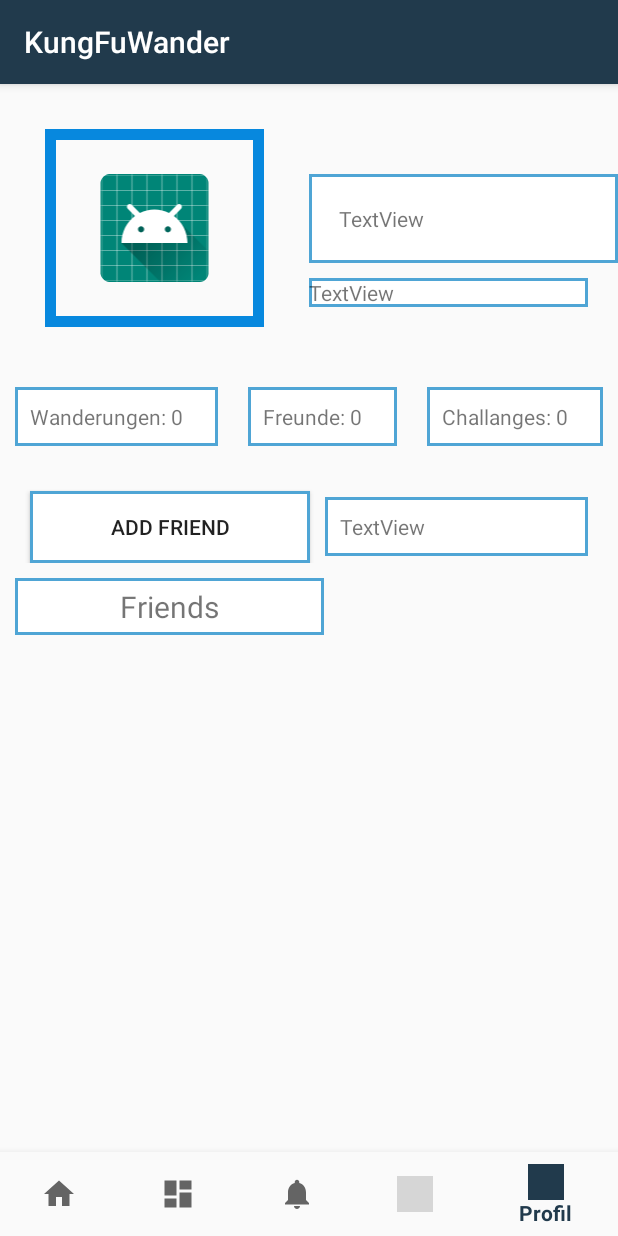
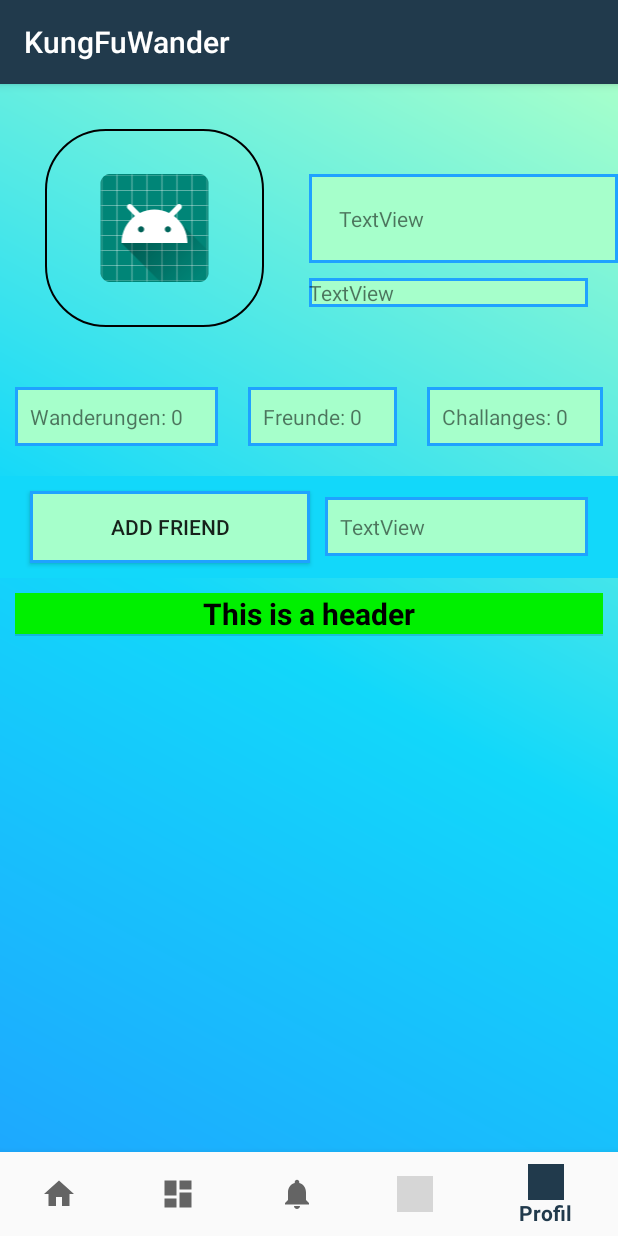
Before and after one commit to schnabeltiere/KungFuWander, an Android app: the screen it shows after launch once a user with an empty profile is signed in (MainActivity), item 5 of the bottom bar chosen, on a phone screen of 412 x 824 dp. Run offline under Robolectric (Android 15) with nearby library versions, the phone set to English and light mode, and no system bars; our stand-ins replace Firebase (no records; nobody signed in at launch, a user with empty details on screens opened directly); grey boxes are pictures that could not be loaded.

Commit message:
added various designs, added adapter

```diff
--- /dev/null
+++ b/app/src/main/java/kungfuwander/main/AdapterListViewFriends.java
@@ -0,0 +1,44 @@
+package kungfuwander.main;
+
+import android.content.Context;
+import android.view.LayoutInflater;
+import android.view.View;
+import android.view.ViewGroup;
+import android.widget.ArrayAdapter;
+import android.widget.TextView;
+
+import java.util.List;
+
+public class AdapterListViewFriends extends ArrayAdapter<String> {
+    private List<String> items;
+    private LayoutInflater inflater;
+    private int layoutId;
+
+    public AdapterListViewFriends(Context context, int resource, List<String> items) {
+        super(context, resource, items);
+        this.items = items;
+        this.inflater = (LayoutInflater)context.getSystemService(Context.LAYOUT_INFLATER_SERVICE);
+        this.layoutId = resource;
+    }
+
+
+    @Override
+    public int getCount() {
+        return 0;
+    }
+
+    @Override
+    public long getItemId(int position) {
+        return 0;
+    }
+
+    @Override
+    public View getView(int position, View view, ViewGroup parent) {
+
+        View v = (view == null) ? inflater.inflate(R.layout.adapter_friends_listview,null) : view;
+        ((TextView)v.findViewById(R.id.textViewFriendName)).setText("TEST");
+        ((TextView)v.findViewById(R.id.textViewFriendEMail)).setText("TEST");
+
+        return v;
+    }
+}
--- a/app/src/main/java/kungfuwander/main/Fragment_Profile.java
+++ b/app/src/main/java/kungfuwander/main/Fragment_Profile.java
@@ -14,6 +14,9 @@ import android.widget.Button;
 import android.widget.ImageView;
 import android.widget.ListView;
 import android.widget.TextView;
+
+import java.util.ArrayList;
+import java.util.List;
 
 public class Fragment_Profile extends Fragment {
 
@@ -47,12 +50,10 @@ public class Fragment_Profile extends Fragment {
             if (getContext().checkSelfPermission(Manifest.permission.CAMERA) != PackageManager.PERMISSION_GRANTED) {
                 requestPermissions(new String[]{Manifest.permission.CAMERA}, MY_CAMERA_PERMISSION_CODE);
             } else {
-                switch (v.getId()) {
-                    case R.id.imageViewProfilePicture:
+
                         Intent cameraIntent = new Intent(android.provider.MediaStore.ACTION_IMAGE_CAPTURE);
                         startActivityForResult(cameraIntent, CAMERA_REQUEST);
-                        break;
-                }
+
             }
         });
 
@@ -65,6 +66,16 @@ public class Fragment_Profile extends Fragment {
 
         buttonAddFriends = v.findViewById(R.id.buttonAddFriend);
         listViewFriends = v.findViewById(R.id.listViewFriends);
+
+        View headerView = getLayoutInflater().inflate(R.layout.listview_friends_header, null);
+        listViewFriends.addHeaderView(headerView);
+
+        List<String> item = new ArrayList<>();
+        item.add("item");
+
+        AdapterListViewFriends adapterListViewFriends = new AdapterListViewFriends(getContext(),R.layout.adapter_friends_listview,item);
+        listViewFriends.setAdapter(adapterListViewFriends);
+        adapterListViewFriends.notifyDataSetChanged();
     }
 
 
--- a/app/src/main/java/kungfuwander/main/User.java
+++ b/app/src/main/java/kungfuwander/main/User.java
@@ -64,7 +64,6 @@ public class User {
             user.challangeCount = this.challangeCount;
             user.hikingCount = this.hikingCount;
             user.friends = this.friends;
-
             return user;
         }
 
--- a/app/src/main/java/kungfuwander/main/Wanderung.java
+++ b/app/src/main/java/kungfuwander/main/Wanderung.java
@@ -8,7 +8,6 @@ public class Wanderung {
     private GeoPoint location;
     private LocalDateTime date = LocalDateTime.now();
     private int $STEPCOUNT;
-    private int seconds;
 
 
 
--- a/app/src/main/res/drawable/border_iv.xml
+++ b/app/src/main/res/drawable/border_iv.xml
@@ -1,6 +1,29 @@
-<?xml version="1.0" encoding="utf-8"?>
-<shape xmlns:android="http://schemas.android.com/apk/res/android">
+<shape xmlns:android="http://schemas.android.com/apk/res/android"
+    android:shape="rectangle">
+
+    <corners
+        android:radius="40dp" />
+
+
+    <!--If your shape requires only one solid color-->
+    <!--<solid
+        android:color="#FFFFFF" />-->
+
+    <size
+        android:width="42dp"
+        android:height="42dp" />
+
+    <!--Use android:dashWidth="2dp" and android:dashGap="2dp"
+    to add dashes to your stroke-->
     <stroke
-        android:width="7dp"
-        android:color="#0788DE" />
+        android:width="1dp"
+        android:color="#000" />
+
+    <!--If you want to add padding-->
+    <!-- <padding
+         android:left="10dp"
+         android:top="20dp"
+         android:right="40dp"
+         android:bottom="8dp" />-->
+
 </shape>
--- /dev/null
+++ b/app/src/main/res/drawable/border_lv.xml
@@ -0,0 +1,25 @@
+<?xml version="1.0" encoding="utf-8"?>
+<layer-list xmlns:android="http://schemas.android.com/apk/res/android" >
+    <item>
+        <shape
+            android:shape="rectangle">
+            <stroke android:width="1dp" android:color="#000" />
+            <solid android:color="#FFF" />
+
+        </shape>
+    </item>
+        <item>
+            <shape android:shape="rectangle">
+                <solid android:color="#8D1D33"/>
+                <stroke android:width="2dp"/>
+            </shape>
+        </item>
+    <item android:top="1dp" android:bottom="1dp">
+        <shape
+            android:shape="rectangle">
+            <stroke android:width="1dp" android:color="#000" />
+            <solid android:color="#FFF" />
+        </shape>
+    </item>
+
+</layer-list>
--- a/app/src/main/res/drawable/border_tv.xml
+++ b/app/src/main/res/drawable/border_tv.xml
@@ -1,4 +1,5 @@
 <shape xmlns:android="http://schemas.android.com/apk/res/android" android:shape="rectangle" >
     <solid android:color="@android:color/white" />
-    <stroke android:width="2dip" android:color="#4fa5d5"/>
+    <stroke android:width="2dip" android:color="#1FA2FF"/>
+    <solid android:color="#A6FFCB"/>
 </shape>
--- /dev/null
+++ b/app/src/main/res/drawable/gradient_background.xml
@@ -0,0 +1,9 @@
+<?xml version="1.0" encoding="utf-8"?>
+<shape xmlns:android="http://schemas.android.com/apk/res/android"
+    android:shape="rectangle">
+    <gradient
+        android:startColor="#1FA2FF"
+        android:centerColor="#12D8FA"
+        android:endColor="#A6FFCB"
+        android:angle="45"/>
+</shape>
--- /dev/null
+++ b/app/src/main/res/layout/adapter_friends_listview.xml
@@ -0,0 +1,28 @@
+<?xml version="1.0" encoding="utf-8"?>
+<LinearLayout xmlns:android="http://schemas.android.com/apk/res/android"
+    android:layout_width="match_parent"
+    android:layout_height="wrap_content"
+    android:layout_marginBottom="10dp"
+    android:orientation="vertical"
+    android:background="@drawable/border_lv">
+
+    <TextView
+        android:id="@+id/textViewFriendName"
+        android:layout_width="match_parent"
+        android:layout_height="wrap_content"
+        android:layout_marginBottom="5dp"
+        android:gravity="left"
+        android:paddingTop="20dp"
+        android:paddingBottom="20dp"
+        android:text="TextView"
+        android:textSize="18sp"/>
+
+    <TextView
+        android:id="@+id/textViewFriendEMail"
+        android:layout_width="match_parent"
+        android:layout_height="wrap_content"
+        android:paddingTop="10dp"
+        android:paddingBottom="10dp"
+        android:text="TextView"
+        android:textSize="8sp" />
+</LinearLayout>
--- a/app/src/main/res/layout/fragment_profile.xml
+++ b/app/src/main/res/layout/fragment_profile.xml
@@ -3,7 +3,8 @@
     xmlns:app="http://schemas.android.com/apk/res-auto"
     android:layout_width="match_parent"
     android:layout_height="match_parent"
-    android:orientation="vertical">
+    android:orientation="vertical"
+    android:background="@drawable/gradient_background">
 
     <LinearLayout
         android:layout_width="match_parent"
@@ -16,7 +17,7 @@
             android:layout_margin="30dp"
             android:layout_weight="1"
             android:padding="30dp"
-            app:srcCompat="@mipmap/ic_launcher"
+            app:srcCompat="@mipmap/ic_launcher_round"
             android:background="@drawable/border_iv"/>
 
         <LinearLayout
@@ -91,7 +92,9 @@
         android:layout_width="match_parent"
         android:layout_height="wrap_content"
         android:layout_marginTop="10dp"
-        android:orientation="horizontal">
+        android:orientation="horizontal"
+        android:background="@drawable/border_lv"
+        android:backgroundTint="@color/background_special1">
 
         <Button
             android:id="@+id/buttonAddFriend"
@@ -99,6 +102,7 @@
             android:layout_height="wrap_content"
             android:layout_marginLeft="20dp"
             android:layout_marginTop="10dp"
+            android:layout_marginBottom="10dp"
             android:layout_weight="1"
             android:background="@drawable/border_tv"
             android:text="@string/Add_Friend" />
@@ -120,29 +124,7 @@
 
     <LinearLayout
         android:layout_width="match_parent"
-        android:layout_height="wrap_content">
-
-        <TextView
-            android:id="@+id/textView9"
-            android:layout_width="wrap_content"
-            android:layout_height="wrap_content"
-            android:layout_margin="10dp"
-            android:layout_weight="1"
-            android:gravity="center"
-            android:padding="5dp"
-            android:text="Friends"
-            android:textSize="20sp"
-            android:background="@drawable/border_tv"/>
-
-        <TextView
-            android:id="@+id/textView10"
-            android:layout_width="wrap_content"
-            android:layout_height="match_parent"
-            android:layout_weight="1"
-            android:inputType="none"
-            android:text="TextView"
-            android:visibility="invisible" />
-    </LinearLayout>
+        android:layout_height="wrap_content"/>
 
     <ListView
         android:id="@+id/listViewFriends"
--- /dev/null
+++ b/app/src/main/res/layout/listview_friends_header.xml
@@ -0,0 +1,17 @@
+<?xml version="1.0" encoding="utf-8"?>
+<LinearLayout
+    xmlns:android="http://schemas.android.com/apk/res/android"
+    android:layout_width="match_parent"
+    android:layout_height="match_parent">
+
+    <TextView
+        android:layout_width="match_parent"
+        android:layout_height="wrap_content"
+        android:background="#00F000"
+        android:textAlignment="center"
+        android:text="This is a header"
+        android:textSize="20sp"
+        android:textStyle="bold"
+        android:textColor="#000"/>
+
+</LinearLayout>
--- a/app/src/main/res/values/colors.xml
+++ b/app/src/main/res/values/colors.xml
@@ -6,4 +6,5 @@
     <color name="colorPrimaryDark">#16202d</color>
     <color name="colorAccent">#397298</color>
     <color name="colorLoginText">#000</color>
+    <color name="background_special1">#12D8FA</color>
 </resources>
```
